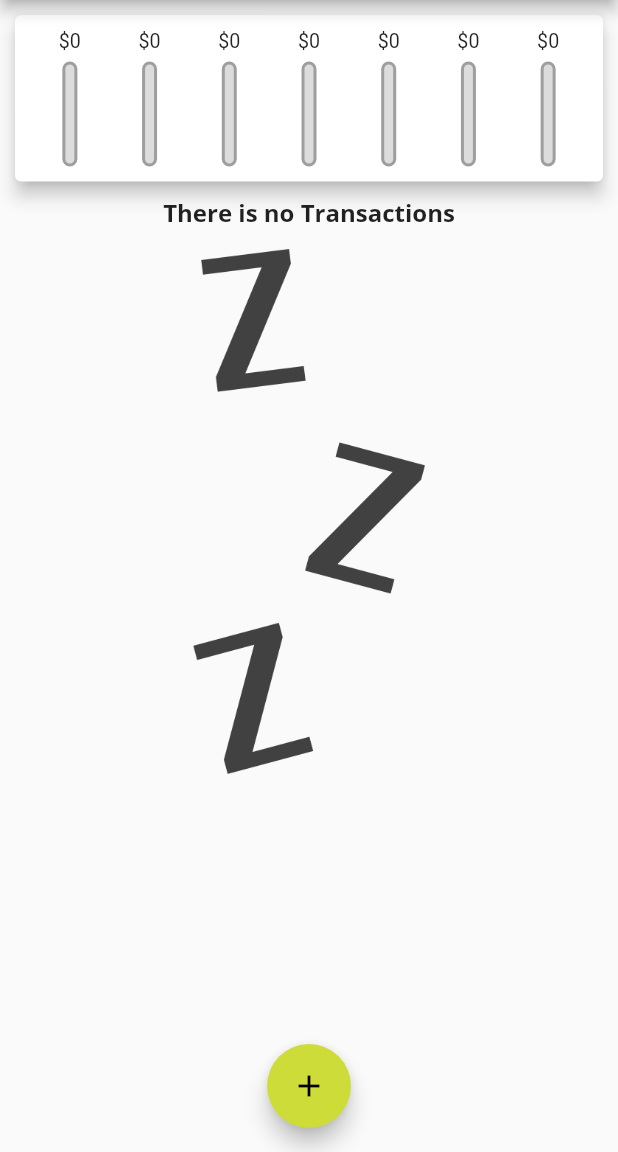
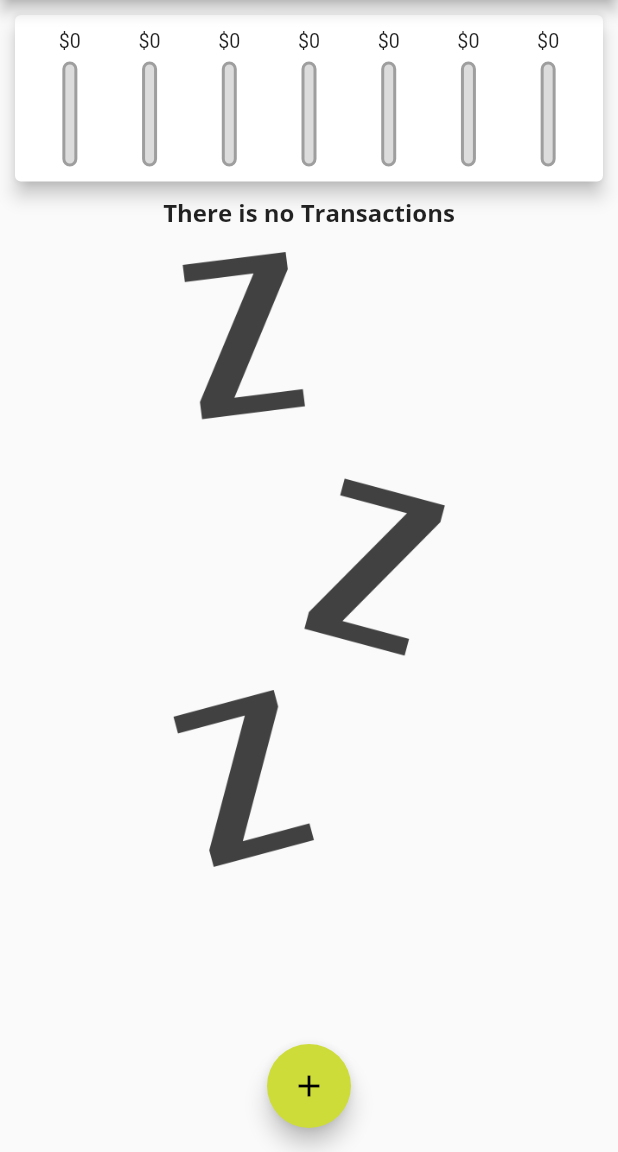
Before and after one commit to abu271200/Notes, a Flutter app: the screen it shows after launch, on a phone screen of 412 x 824 dp, the part 84-1236 px from its top. Run offline on Flutter 3.47's test engine with Material 2 defaults, Android fonts, the phone set to English and light mode, and no system bars; Roboto replaces fonts that are missing (OpenSana).

```diff
--- a/lib/widgets/transaction_list.dart
+++ b/lib/widgets/transaction_list.dart
@@ -11,7 +11,7 @@ class TransactionList extends StatelessWidget {
  @override
   Widget build(BuildContext context) {
     return Container(
-      height:400,
+      height:450,
       child:transactions.isEmpty
       ? Column(
           children:[
@@ -19,10 +19,10 @@ class TransactionList extends StatelessWidget {
           style: Theme.of(context).textTheme.headline6,
           ),
           SizedBox(
-            height: 13
-            ),
+            height: 15,
+          ),
           Container(
-            height: 350,
+            height: 410,
             child: Image.asset(
               'assets/images/waiting.png',
               fit: BoxFit.cover
```
